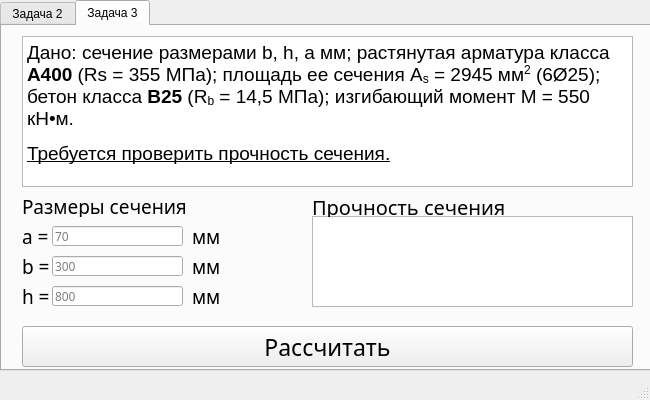
Old version of the form design.ui in the repository xhable1337/armature-ui-var3.
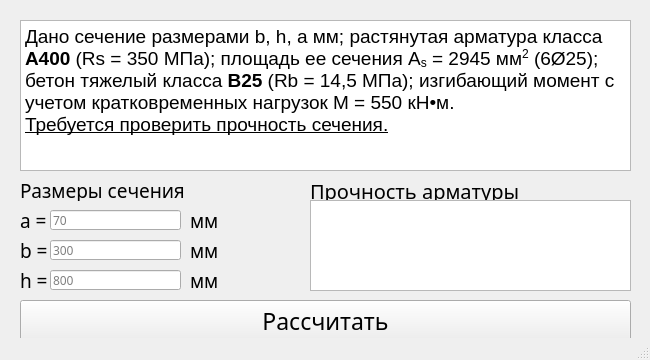
New version of the form. The open tabs and pages were chosen to show the change.

Diff of the .ui file:
```diff
--- a/design.ui
+++ b/design.ui
@@ -10,7 +10,7 @@
     <x>0</x>
     <y>0</y>
     <width>650</width>
-    <height>400</height>
+    <height>360</height>
    </rect>
   </property>
   <property name="sizePolicy">
@@ -22,13 +22,13 @@
   <property name="minimumSize">
    <size>
     <width>650</width>
-    <height>400</height>
+    <height>360</height>
    </size>
   </property>
   <property name="maximumSize">
    <size>
     <width>650</width>
-    <height>400</height>
+    <height>360</height>
    </size>
   </property>
   <property name="font">
@@ -58,143 +58,11 @@
    <set>Qt::ImhNone</set>
   </property>
   <widget class="QWidget" name="centralwidget">
-   <widget class="QTabWidget" name="tabWidget">
-    <property name="geometry">
-     <rect>
-      <x>0</x>
-      <y>0</y>
-      <width>651</width>
-      <height>371</height>
-     </rect>
-    </property>
-    <property name="currentIndex">
-     <number>0</number>
-    </property>
-    <widget class="QWidget" name="tab_1">
-     <attribute name="title">
-      <string>Задача 2</string>
-     </attribute>
-     <widget class="QTextBrowser" name="answer_text">
-      <property name="geometry">
-       <rect>
-        <x>310</x>
-        <y>190</y>
-        <width>321</width>
-        <height>91</height>
-       </rect>
-      </property>
-      <property name="html">
-       <string>&lt;!DOCTYPE HTML PUBLIC &quot;-//W3C//DTD HTML 4.0//EN&quot; &quot;http://www.w3.org/TR/REC-html40/strict.dtd&quot;&gt;
-&lt;html&gt;&lt;head&gt;&lt;meta name=&quot;qrichtext&quot; content=&quot;1&quot; /&gt;&lt;style type=&quot;text/css&quot;&gt;
-p, li { white-space: pre-wrap; }
-&lt;/style&gt;&lt;/head&gt;&lt;body style=&quot; font-family:'MS Shell Dlg 2'; font-size:8.25pt; font-weight:400; font-style:normal;&quot;&gt;
-&lt;p style=&quot;-qt-paragraph-type:empty; margin-top:0px; margin-bottom:0px; margin-left:0px; margin-right:0px; -qt-block-indent:0; text-indent:0px; font-size:8pt;&quot;&gt;&lt;br /&gt;&lt;/p&gt;&lt;/body&gt;&lt;/html&gt;</string>
-      </property>
-     </widget>
-     <widget class="QLineEdit" name="h_field">
-      <property name="geometry">
-       <rect>
-        <x>50</x>
-        <y>260</y>
-        <width>131</width>
-        <height>20</height>
-       </rect>
-      </property>
-      <property name="font">
-       <font>
-        <family>Circe</family>
-       </font>
-      </property>
-      <property name="text">
-       <string/>
-      </property>
-      <property name="placeholderText">
-       <string>40</string>
-      </property>
-     </widget>
-     <widget class="QPushButton" name="pushButton">
-      <property name="geometry">
-       <rect>
-        <x>20</x>
-        <y>300</y>
-        <width>611</width>
-        <height>41</height>
-       </rect>
-      </property>
-      <property name="font">
-       <font>
-        <family>Circe Bold</family>
-        <pointsize>17</pointsize>
-        <stylestrategy>PreferDefault</stylestrategy>
-       </font>
-      </property>
-      <property name="text">
-       <string>Рассчитать</string>
-      </property>
-     </widget>
-     <widget class="QTextBrowser" name="task_text">
-      <property name="geometry">
-       <rect>
-        <x>20</x>
-        <y>10</y>
-        <width>611</width>
-        <height>151</height>
-       </rect>
-      </property>
-      <property name="html">
-       <string>&lt;!DOCTYPE HTML PUBLIC &quot;-//W3C//DTD HTML 4.0//EN&quot; &quot;http://www.w3.org/TR/REC-html40/strict.dtd&quot;&gt;
-&lt;html&gt;&lt;head&gt;&lt;meta name=&quot;qrichtext&quot; content=&quot;1&quot; /&gt;&lt;style type=&quot;text/css&quot;&gt;
-p, li { white-space: pre-wrap; }
-&lt;/style&gt;&lt;/head&gt;&lt;body style=&quot; font-family:'MS Shell Dlg 2'; font-size:8.25pt; font-weight:400; font-style:normal;&quot;&gt;
-&lt;p style=&quot; margin-top:12px; margin-bottom:12px; margin-left:0px; margin-right:0px; -qt-block-indent:0; text-indent:0px;&quot;&gt;&lt;span style=&quot; font-family:'Circe'; font-size:14pt;&quot;&gt;Дано: сечение размером b, h, a мм; изгибающий момент с учетом кратковременных нагрузок M = 200 кН•м; бетон класса &lt;/span&gt;&lt;span style=&quot; font-family:'Circe'; font-size:14pt; font-weight:600;&quot;&gt;B15&lt;/span&gt;&lt;span style=&quot; font-family:'Circe'; font-size:14pt;&quot;&gt; (R&lt;/span&gt;&lt;span style=&quot; font-family:'Circe'; font-size:14pt; vertical-align:sub;&quot;&gt;b&lt;/span&gt;&lt;span style=&quot; font-family:'Circe'; font-size:14pt;&quot;&gt; = 8,5 МПа); арматура класса &lt;/span&gt;&lt;span style=&quot; font-family:'Circe'; font-size:14pt; font-weight:600;&quot;&gt;A300&lt;/span&gt;&lt;span style=&quot; font-family:'Circe'; font-size:14pt;&quot;&gt; (R&lt;/span&gt;&lt;span style=&quot; font-family:'Circe'; font-size:14pt; vertical-align:sub;&quot;&gt;s&lt;/span&gt;&lt;span style=&quot; font-family:'Circe'; font-size:14pt;&quot;&gt; = 270 МПа). &lt;/span&gt;&lt;/p&gt;
-&lt;p style=&quot; margin-top:12px; margin-bottom:12px; margin-left:0px; margin-right:0px; -qt-block-indent:0; text-indent:0px;&quot;&gt;&lt;span style=&quot; font-family:'Circe'; font-size:14pt; text-decoration: underline;&quot;&gt;Требуется определить площадь сечения продольной арматуры.&lt;/span&gt;&lt;/p&gt;&lt;/body&gt;&lt;/html&gt;</string>
-      </property>
-     </widget>
-     <widget class="QLabel" name="label_8">
-      <property name="geometry">
-       <rect>
-        <x>310</x>
-        <y>170</y>
-        <width>331</width>
-        <height>21</height>
-       </rect>
-      </property>
-      <property name="font">
-       <font>
-        <family>Circe ExtraBold</family>
-        <pointsize>15</pointsize>
-        <stylestrategy>PreferDefault</stylestrategy>
-       </font>
-      </property>
-      <property name="text">
-       <string>Площадь сечения продол. арматуры</string>
-      </property>
-     </widget>
-     <widget class="QLabel" name="label_7">
-      <property name="geometry">
-       <rect>
-        <x>20</x>
-        <y>260</y>
-        <width>31</width>
-        <height>21</height>
-       </rect>
-      </property>
-      <property name="font">
-       <font>
-        <family>Circe Bold</family>
-        <pointsize>14</pointsize>
-        <stylestrategy>PreferDefault</stylestrategy>
-       </font>
-      </property>
-      <property name="text">
-       <string>h = </string>
-      </property>
-     </widget>
      <widget class="QLineEdit" name="a_field">
       <property name="geometry">
        <rect>
         <x>50</x>
-        <y>200</y>
+      <y>210</y>
         <width>131</width>
         <height>20</height>
        </rect>
@@ -211,34 +79,14 @@
        <enum>QLineEdit::Normal</enum>
       </property>
       <property name="placeholderText">
-       <string>300</string>
-      </property>
-     </widget>
-     <widget class="QLabel" name="label_2">
-      <property name="geometry">
-       <rect>
-        <x>20</x>
-        <y>200</y>
-        <width>31</width>
-        <height>21</height>
-       </rect>
-      </property>
-      <property name="font">
-       <font>
-        <family>Circe Bold</family>
-        <pointsize>14</pointsize>
-        <stylestrategy>PreferDefault</stylestrategy>
-       </font>
-      </property>
-      <property name="text">
-       <string>a = </string>
+     <string>70</string>
       </property>
      </widget>
      <widget class="QLabel" name="label">
       <property name="geometry">
        <rect>
         <x>20</x>
-        <y>170</y>
+      <y>180</y>
         <width>301</width>
         <height>21</height>
        </rect>
@@ -254,11 +102,51 @@
        <string>Размеры сечения</string>
       </property>
      </widget>
-     <widget class="QLabel" name="label_6">
+   <widget class="QLabel" name="label_2">
       <property name="geometry">
        <rect>
+      <x>20</x>
+      <y>210</y>
+      <width>31</width>
+      <height>21</height>
+     </rect>
+    </property>
+    <property name="font">
+     <font>
+      <family>Circe Bold</family>
+      <pointsize>14</pointsize>
+      <stylestrategy>PreferDefault</stylestrategy>
+     </font>
+    </property>
+    <property name="text">
+     <string>a = </string>
+    </property>
+   </widget>
+   <widget class="QLabel" name="label_3">
+    <property name="geometry">
+     <rect>
         <x>190</x>
-        <y>260</y>
+      <y>210</y>
+      <width>31</width>
+      <height>21</height>
+     </rect>
+    </property>
+    <property name="font">
+     <font>
+      <family>Circe Bold</family>
+      <pointsize>14</pointsize>
+      <stylestrategy>PreferDefault</stylestrategy>
+     </font>
+    </property>
+    <property name="text">
+     <string>мм</string>
+    </property>
+   </widget>
+   <widget class="QLabel" name="label_4">
+    <property name="geometry">
+     <rect>
+      <x>190</x>
+      <y>240</y>
         <width>31</width>
         <height>21</height>
        </rect>
@@ -278,7 +166,7 @@
       <property name="geometry">
        <rect>
         <x>20</x>
-        <y>230</y>
+      <y>240</y>
         <width>31</width>
         <height>21</height>
        </rect>
@@ -298,7 +186,7 @@
       <property name="geometry">
        <rect>
         <x>50</x>
-        <y>230</y>
+      <y>240</y>
         <width>131</width>
         <height>20</height>
        </rect>
@@ -312,76 +200,14 @@
        <string/>
       </property>
       <property name="placeholderText">
-       <string>600</string>
-      </property>
-     </widget>
-     <widget class="QLabel" name="label_4">
-      <property name="geometry">
-       <rect>
-        <x>190</x>
-        <y>230</y>
-        <width>31</width>
-        <height>21</height>
-       </rect>
-      </property>
-      <property name="font">
-       <font>
-        <family>Circe Bold</family>
-        <pointsize>14</pointsize>
-        <stylestrategy>PreferDefault</stylestrategy>
-       </font>
-      </property>
-      <property name="text">
-       <string>мм</string>
-      </property>
-     </widget>
-     <widget class="QLabel" name="label_3">
-      <property name="geometry">
-       <rect>
-        <x>190</x>
-        <y>200</y>
-        <width>31</width>
-        <height>21</height>
-       </rect>
-      </property>
-      <property name="font">
-       <font>
-        <family>Circe Bold</family>
-        <pointsize>14</pointsize>
-        <stylestrategy>PreferDefault</stylestrategy>
-       </font>
-      </property>
-      <property name="text">
-       <string>мм</string>
-      </property>
-     </widget>
-    </widget>
-    <widget class="QWidget" name="tab_2">
-     <attribute name="title">
-      <string>Задача 3</string>
-     </attribute>
-     <widget class="QTextBrowser" name="answer_text_2">
-      <property name="geometry">
-       <rect>
-        <x>310</x>
-        <y>190</y>
-        <width>321</width>
-        <height>91</height>
-       </rect>
-      </property>
-      <property name="html">
-       <string>&lt;!DOCTYPE HTML PUBLIC &quot;-//W3C//DTD HTML 4.0//EN&quot; &quot;http://www.w3.org/TR/REC-html40/strict.dtd&quot;&gt;
-&lt;html&gt;&lt;head&gt;&lt;meta name=&quot;qrichtext&quot; content=&quot;1&quot; /&gt;&lt;style type=&quot;text/css&quot;&gt;
-p, li { white-space: pre-wrap; }
-&lt;/style&gt;&lt;/head&gt;&lt;body style=&quot; font-family:'MS Shell Dlg 2'; font-size:8.25pt; font-weight:400; font-style:normal;&quot;&gt;
-&lt;p style=&quot;-qt-paragraph-type:empty; margin-top:0px; margin-bottom:0px; margin-left:0px; margin-right:0px; -qt-block-indent:0; text-indent:0px; font-size:8pt;&quot;&gt;&lt;br /&gt;&lt;/p&gt;&lt;/body&gt;&lt;/html&gt;</string>
-      </property>
-     </widget>
-     <widget class="QLineEdit" name="h_field_2">
+     <string>300</string>
+    </property>
+   </widget>
+   <widget class="QLineEdit" name="h_field">
       <property name="geometry">
        <rect>
         <x>50</x>
-        <y>260</y>
+      <y>270</y>
         <width>131</width>
         <height>20</height>
        </rect>
@@ -398,31 +224,51 @@
        <string>800</string>
       </property>
      </widget>
-     <widget class="QPushButton" name="pushButton_2">
+   <widget class="QLabel" name="label_6">
       <property name="geometry">
        <rect>
+      <x>190</x>
+      <y>270</y>
+      <width>31</width>
+      <height>21</height>
+     </rect>
+    </property>
+    <property name="font">
+     <font>
+      <family>Circe Bold</family>
+      <pointsize>14</pointsize>
+      <stylestrategy>PreferDefault</stylestrategy>
+     </font>
+    </property>
+    <property name="text">
+     <string>мм</string>
+    </property>
+   </widget>
+   <widget class="QLabel" name="label_7">
+    <property name="geometry">
+     <rect>
         <x>20</x>
-        <y>300</y>
-        <width>611</width>
-        <height>41</height>
+      <y>270</y>
+      <width>31</width>
+      <height>21</height>
        </rect>
       </property>
       <property name="font">
        <font>
         <family>Circe Bold</family>
-        <pointsize>17</pointsize>
+      <pointsize>14</pointsize>
         <stylestrategy>PreferDefault</stylestrategy>
        </font>
       </property>
       <property name="text">
-       <string>Рассчитать</string>
-      </property>
-     </widget>
-     <widget class="QTextBrowser" name="task_text_2">
+     <string>h = </string>
+    </property>
+   </widget>
+   <widget class="QTextBrowser" name="task_text">
       <property name="geometry">
        <rect>
         <x>20</x>
-        <y>10</y>
+      <y>20</y>
         <width>611</width>
         <height>151</height>
        </rect>
@@ -432,15 +278,14 @@
 &lt;html&gt;&lt;head&gt;&lt;meta name=&quot;qrichtext&quot; content=&quot;1&quot; /&gt;&lt;style type=&quot;text/css&quot;&gt;
 p, li { white-space: pre-wrap; }
 &lt;/style&gt;&lt;/head&gt;&lt;body style=&quot; font-family:'MS Shell Dlg 2'; font-size:8.25pt; font-weight:400; font-style:normal;&quot;&gt;
-&lt;p style=&quot; margin-top:12px; margin-bottom:12px; margin-left:0px; margin-right:0px; -qt-block-indent:0; text-indent:0px;&quot;&gt;&lt;span style=&quot; font-family:'Circe'; font-size:14pt;&quot;&gt;Дано: сечение размерами b, h, a мм; растянутая арматура класса &lt;/span&gt;&lt;span style=&quot; font-family:'Circe'; font-size:14pt; font-weight:600;&quot;&gt;A400&lt;/span&gt;&lt;span style=&quot; font-family:'Circe'; font-size:14pt;&quot;&gt; (Rs = 355 МПа); площадь ее сечения A&lt;/span&gt;&lt;span style=&quot; font-family:'Circe'; font-size:14pt; vertical-align:sub;&quot;&gt;s&lt;/span&gt;&lt;span style=&quot; font-family:'Circe'; font-size:14pt;&quot;&gt; = 2945 мм&lt;/span&gt;&lt;span style=&quot; font-family:'Circe'; font-size:14pt; vertical-align:super;&quot;&gt;2&lt;/span&gt;&lt;span style=&quot; font-family:'Circe'; font-size:14pt;&quot;&gt; (6Ø25); бетон класса &lt;/span&gt;&lt;span style=&quot; font-family:'Circe'; font-size:14pt; font-weight:600;&quot;&gt;B25&lt;/span&gt;&lt;span style=&quot; font-family:'Circe'; font-size:14pt;&quot;&gt; (R&lt;/span&gt;&lt;span style=&quot; font-family:'Circe'; font-size:14pt; vertical-align:sub;&quot;&gt;b&lt;/span&gt;&lt;span style=&quot; font-family:'Circe'; font-size:14pt;&quot;&gt; = 14,5 МПа); изгибающий момент M = 550 кН•м.&lt;/span&gt;&lt;/p&gt;
-&lt;p style=&quot; margin-top:12px; margin-bottom:12px; margin-left:0px; margin-right:0px; -qt-block-indent:0; text-indent:0px;&quot;&gt;&lt;span style=&quot; font-family:'Circe'; font-size:14pt; text-decoration: underline;&quot;&gt;Требуется проверить прочность сечения.&lt;/span&gt;&lt;/p&gt;&lt;/body&gt;&lt;/html&gt;</string>
-      </property>
-     </widget>
-     <widget class="QLabel" name="label_9">
+&lt;p style=&quot; margin-top:12px; margin-bottom:12px; margin-left:0px; margin-right:0px; -qt-block-indent:0; text-indent:0px;&quot;&gt;&lt;span style=&quot; font-family:'Circe'; font-size:14pt;&quot;&gt;Дано сечение размерами b, h, a мм; растянутая арматура класса &lt;/span&gt;&lt;span style=&quot; font-family:'Circe'; font-size:14pt; font-weight:600;&quot;&gt;A400&lt;/span&gt;&lt;span style=&quot; font-family:'Circe'; font-size:14pt;&quot;&gt; (Rs = 350 МПа); площадь ее сечения A&lt;/span&gt;&lt;span style=&quot; font-family:'Circe'; font-size:14pt; vertical-align:sub;&quot;&gt;s&lt;/span&gt;&lt;span style=&quot; font-family:'Circe'; font-size:14pt;&quot;&gt; = 2945 мм&lt;/span&gt;&lt;span style=&quot; font-family:'Circe'; font-size:14pt; vertical-align:super;&quot;&gt;2&lt;/span&gt;&lt;span style=&quot; font-family:'Circe'; font-size:14pt;&quot;&gt; (6Ø25); бетон тяжелый класса &lt;/span&gt;&lt;span style=&quot; font-family:'Circe'; font-size:14pt; font-weight:600;&quot;&gt;B25&lt;/span&gt;&lt;span style=&quot; font-family:'Circe'; font-size:14pt;&quot;&gt; (Rb = 14,5 МПа); изгибающий момент с учетом кратковременных нагрузок M = 550 кН•м.&lt;br /&gt;&lt;/span&gt;&lt;span style=&quot; font-family:'Circe'; font-size:14pt; text-decoration: underline;&quot;&gt;Требуется проверить прочность сечения.&lt;/span&gt;&lt;/p&gt;&lt;/body&gt;&lt;/html&gt;</string>
+    </property>
+   </widget>
+   <widget class="QLabel" name="label_8">
       <property name="geometry">
        <rect>
         <x>310</x>
-        <y>170</y>
+      <y>180</y>
         <width>271</width>
         <height>21</height>
        </rect>
@@ -453,195 +298,45 @@
        </font>
       </property>
       <property name="text">
-       <string>Прочность сечения</string>
-      </property>
-     </widget>
-     <widget class="QLabel" name="label_10">
+     <string>Прочность арматуры</string>
+    </property>
+   </widget>
+   <widget class="QTextBrowser" name="answer_text">
       <property name="geometry">
        <rect>
-        <x>20</x>
-        <y>260</y>
-        <width>31</width>
-        <height>21</height>
-       </rect>
-      </property>
-      <property name="font">
-       <font>
-        <family>Circe Bold</family>
-        <pointsize>14</pointsize>
-        <stylestrategy>PreferDefault</stylestrategy>
-       </font>
-      </property>
-      <property name="text">
-       <string>h = </string>
-      </property>
-     </widget>
-     <widget class="QLineEdit" name="a_field_2">
-      <property name="geometry">
-       <rect>
-        <x>50</x>
+      <x>310</x>
         <y>200</y>
-        <width>131</width>
-        <height>20</height>
-       </rect>
-      </property>
-      <property name="font">
-       <font>
-        <family>Circe</family>
-       </font>
-      </property>
-      <property name="text">
-       <string/>
-      </property>
-      <property name="echoMode">
-       <enum>QLineEdit::Normal</enum>
-      </property>
-      <property name="placeholderText">
-       <string>70</string>
-      </property>
-     </widget>
-     <widget class="QLabel" name="label_11">
+      <width>321</width>
+      <height>91</height>
+     </rect>
+    </property>
+    <property name="html">
+     <string>&lt;!DOCTYPE HTML PUBLIC &quot;-//W3C//DTD HTML 4.0//EN&quot; &quot;http://www.w3.org/TR/REC-html40/strict.dtd&quot;&gt;
+&lt;html&gt;&lt;head&gt;&lt;meta name=&quot;qrichtext&quot; content=&quot;1&quot; /&gt;&lt;style type=&quot;text/css&quot;&gt;
+p, li { white-space: pre-wrap; }
+&lt;/style&gt;&lt;/head&gt;&lt;body style=&quot; font-family:'MS Shell Dlg 2'; font-size:8.25pt; font-weight:400; font-style:normal;&quot;&gt;
+&lt;p style=&quot;-qt-paragraph-type:empty; margin-top:0px; margin-bottom:0px; margin-left:0px; margin-right:0px; -qt-block-indent:0; text-indent:0px; font-size:8pt;&quot;&gt;&lt;br /&gt;&lt;/p&gt;&lt;/body&gt;&lt;/html&gt;</string>
+    </property>
+   </widget>
+   <widget class="QPushButton" name="pushButton">
       <property name="geometry">
        <rect>
         <x>20</x>
-        <y>200</y>
-        <width>31</width>
-        <height>21</height>
+      <y>300</y>
+      <width>611</width>
+      <height>41</height>
        </rect>
       </property>
       <property name="font">
        <font>
         <family>Circe Bold</family>
-        <pointsize>14</pointsize>
+      <pointsize>17</pointsize>
         <stylestrategy>PreferDefault</stylestrategy>
        </font>
       </property>
       <property name="text">
-       <string>a = </string>
-      </property>
-     </widget>
-     <widget class="QLabel" name="label_12">
-      <property name="geometry">
-       <rect>
-        <x>20</x>
-        <y>170</y>
-        <width>301</width>
-        <height>21</height>
-       </rect>
-      </property>
-      <property name="font">
-       <font>
-        <family>Circe ExtraBold</family>
-        <pointsize>14</pointsize>
-        <stylestrategy>PreferDefault</stylestrategy>
-       </font>
-      </property>
-      <property name="text">
-       <string>Размеры сечения</string>
-      </property>
-     </widget>
-     <widget class="QLabel" name="label_13">
-      <property name="geometry">
-       <rect>
-        <x>190</x>
-        <y>260</y>
-        <width>31</width>
-        <height>21</height>
-       </rect>
-      </property>
-      <property name="font">
-       <font>
-        <family>Circe Bold</family>
-        <pointsize>14</pointsize>
-        <stylestrategy>PreferDefault</stylestrategy>
-       </font>
-      </property>
-      <property name="text">
-       <string>мм</string>
-      </property>
-     </widget>
-     <widget class="QLabel" name="label_14">
-      <property name="geometry">
-       <rect>
-        <x>20</x>
-        <y>230</y>
-        <width>31</width>
-        <height>21</height>
-       </rect>
-      </property>
-      <property name="font">
-       <font>
-        <family>Circe Bold</family>
-        <pointsize>14</pointsize>
-        <stylestrategy>PreferDefault</stylestrategy>
-       </font>
-      </property>
-      <property name="text">
-       <string>b = </string>
-      </property>
-     </widget>
-     <widget class="QLineEdit" name="b_field_2">
-      <property name="geometry">
-       <rect>
-        <x>50</x>
-        <y>230</y>
-        <width>131</width>
-        <height>20</height>
-       </rect>
-      </property>
-      <property name="font">
-       <font>
-        <family>Circe</family>
-       </font>
-      </property>
-      <property name="text">
-       <string/>
-      </property>
-      <property name="placeholderText">
-       <string>300</string>
-      </property>
-     </widget>
-     <widget class="QLabel" name="label_15">
-      <property name="geometry">
-       <rect>
-        <x>190</x>
-        <y>230</y>
-        <width>31</width>
-        <height>21</height>
-       </rect>
-      </property>
-      <property name="font">
-       <font>
-        <family>Circe Bold</family>
-        <pointsize>14</pointsize>
-        <stylestrategy>PreferDefault</stylestrategy>
-       </font>
-      </property>
-      <property name="text">
-       <string>мм</string>
-      </property>
-     </widget>
-     <widget class="QLabel" name="label_16">
-      <property name="geometry">
-       <rect>
-        <x>190</x>
-        <y>200</y>
-        <width>31</width>
-        <height>21</height>
-       </rect>
-      </property>
-      <property name="font">
-       <font>
-        <family>Circe Bold</family>
-        <pointsize>14</pointsize>
-        <stylestrategy>PreferDefault</stylestrategy>
-       </font>
-      </property>
-      <property name="text">
-       <string>мм</string>
-      </property>
-     </widget>
-    </widget>
+     <string>Рассчитать</string>
+    </property>
    </widget>
   </widget>
   <widget class="QStatusBar" name="statusbar"/>
```
Left out of the diff: 2 changed lines with no effect on the pictures. Lines whose indentation alone changed are shown as unchanged.
